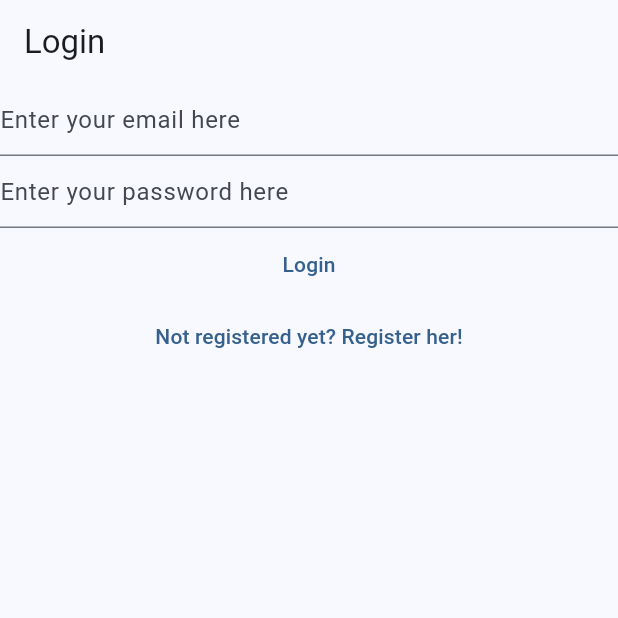
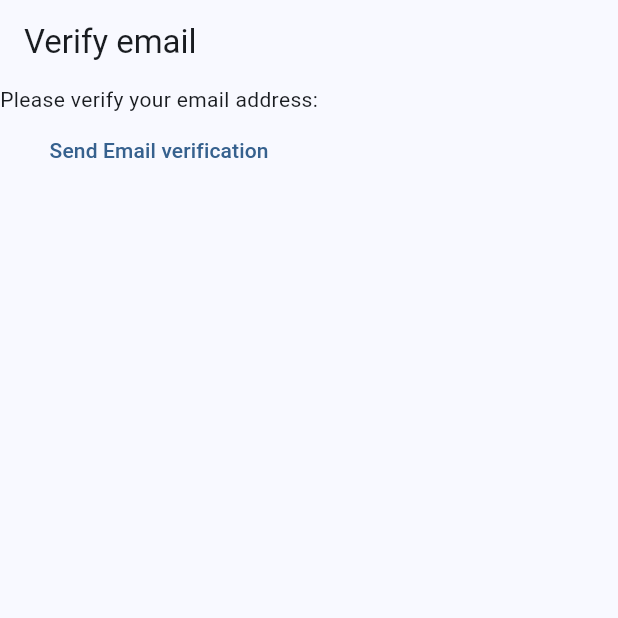
Before and after one commit to RuiAlmeidaPT/Flutter, a Flutter app: the screen it shows after launch, on a phone screen of 412 x 824 dp, the top half of it. Run offline on Flutter 3.47's test engine with Material 2 defaults, Android fonts, the phone set to English and light mode, and no system bars; our stand-ins replace firebase_auth, firebase_core; accounts and stored records are empty.

Commit message:
step-2.1

```diff
--- a/learningdart/lib/main.dart
+++ b/learningdart/lib/main.dart
@@ -1,8 +1,10 @@
+import 'package:firebase_auth/firebase_auth.dart';
 import 'package:firebase_core/firebase_core.dart';
 import 'package:flutter/material.dart';
 import 'package:learningdart/firebase_options.dart';
 import 'package:learningdart/views/login_view.dart';
 import 'package:learningdart/views/register_view.dart';
+import 'package:learningdart/views/verify_email_view.dart';
 
 void main() {
   WidgetsFlutterBinding.ensureInitialized;
@@ -34,15 +36,19 @@ class HomePage extends StatelessWidget {
       builder: (context, snapshot) {
         switch (snapshot.connectionState) {
           case ConnectionState.done:
-            // final user = FirebaseAuth.instance.currentUser;
-            // if (user?.emailVerified ?? false) {
-            //   return const Text('Done');
-            // } else {
-            //   return const _VerifyEmailView();
-            // }
+            final user = FirebaseAuth.instance.currentUser;
+            if (user != null) {
+              if (user.emailVerified) {
+                print('Email is verified');
+              } else {
+                return const VerifyEmailView();
+              }
+            } else {
+              return const VerifyEmailView();
+            }
             return const LoginView();
           default:
-            return const Text('Loading...');
+            return const Text('Done');
         }
       },
     );
--- a/learningdart/lib/views/verify_email_view.dart
+++ b/learningdart/lib/views/verify_email_view.dart
@@ -1,14 +1,14 @@
 import 'package:firebase_auth/firebase_auth.dart';
 import 'package:flutter/material.dart';
 
-class _VerifyEmailView extends StatefulWidget {
-  const _VerifyEmailView();
+class VerifyEmailView extends StatefulWidget {
+  const VerifyEmailView({super.key});
 
   @override
-  State<_VerifyEmailView> createState() => __VerifyEmailViewState();
+  State<VerifyEmailView> createState() => VerifyEmailViewState();
 }
 
-class __VerifyEmailViewState extends State<_VerifyEmailView> {
+class VerifyEmailViewState extends State<VerifyEmailView> {
   @override
   Widget build(BuildContext context) {
     return Scaffold(
```
